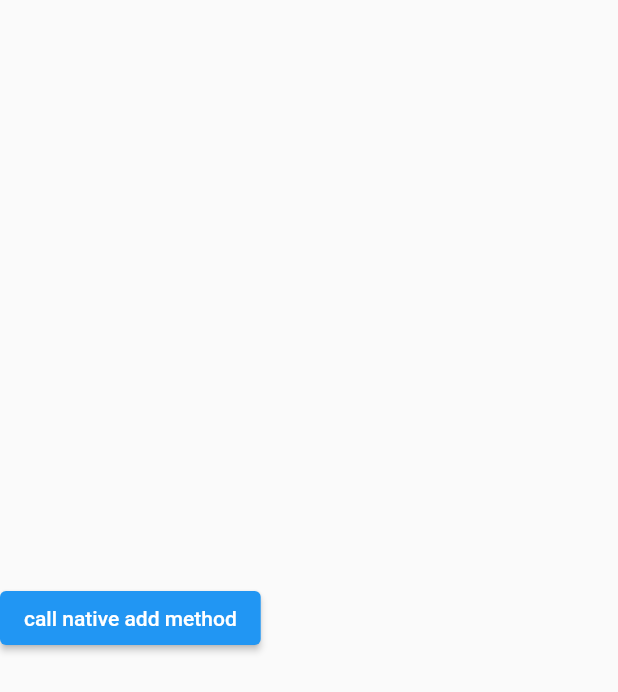
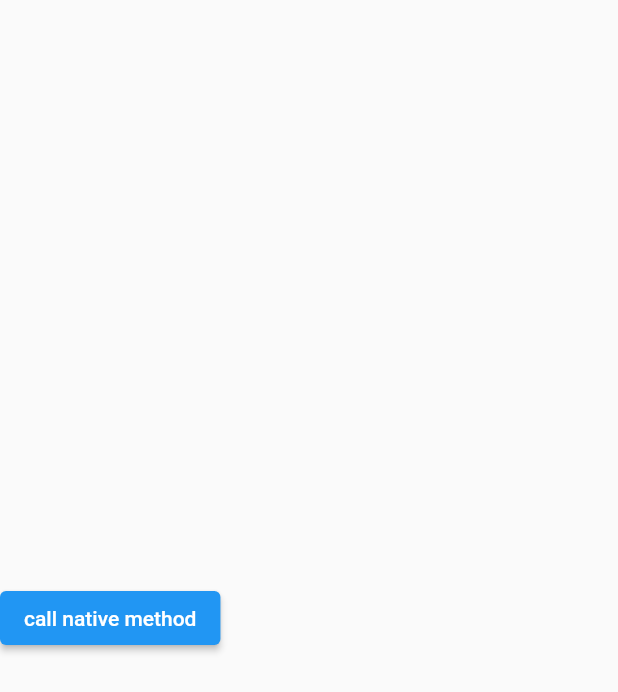
Before and after one commit to OrangesChen/flutter_pigeon, a Flutter app: the screen it shows after launch, on a phone screen of 412 x 824 dp. Shown: the top 692 px of the screen. Run offline on Flutter 3.47's test engine with Material 2 defaults, Android fonts, the phone set to English and light mode, and no system bars.

```diff
--- a/lib/home.dart
+++ b/lib/home.dart
@@ -30,6 +30,7 @@ class TextWordsState extends State<TextWords> {
     // `Api` is a class generated by Pigeon
     final api = Api();
     final res = await api.getPlatformVersion();
+    // ignore: avoid_print
     print(res.string);
     return res.string;
   }
@@ -40,13 +41,14 @@ class TextWordsState extends State<TextWords> {
         children: [
         Center(
           child: ElevatedButton(
-          child: const Text("call native add method"),
+          child: const Text("call native method"),
           onPressed: () => callNativePlatform().then((value) => setState(() {
              version = value!;
              })),
         )
         ),
-        const Flexible(child: SizedBox(), fit: FlexFit.tight),
+        // const Flexible(child: SizedBox(), fit: FlexFit.tight),
+        const Padding(padding: EdgeInsets.fromLTRB(20, 0, 0, 0)),
         Align(
               alignment: Alignment.centerRight,
               child: Text(version),
```
Also changed, not shown: 2 other files.
